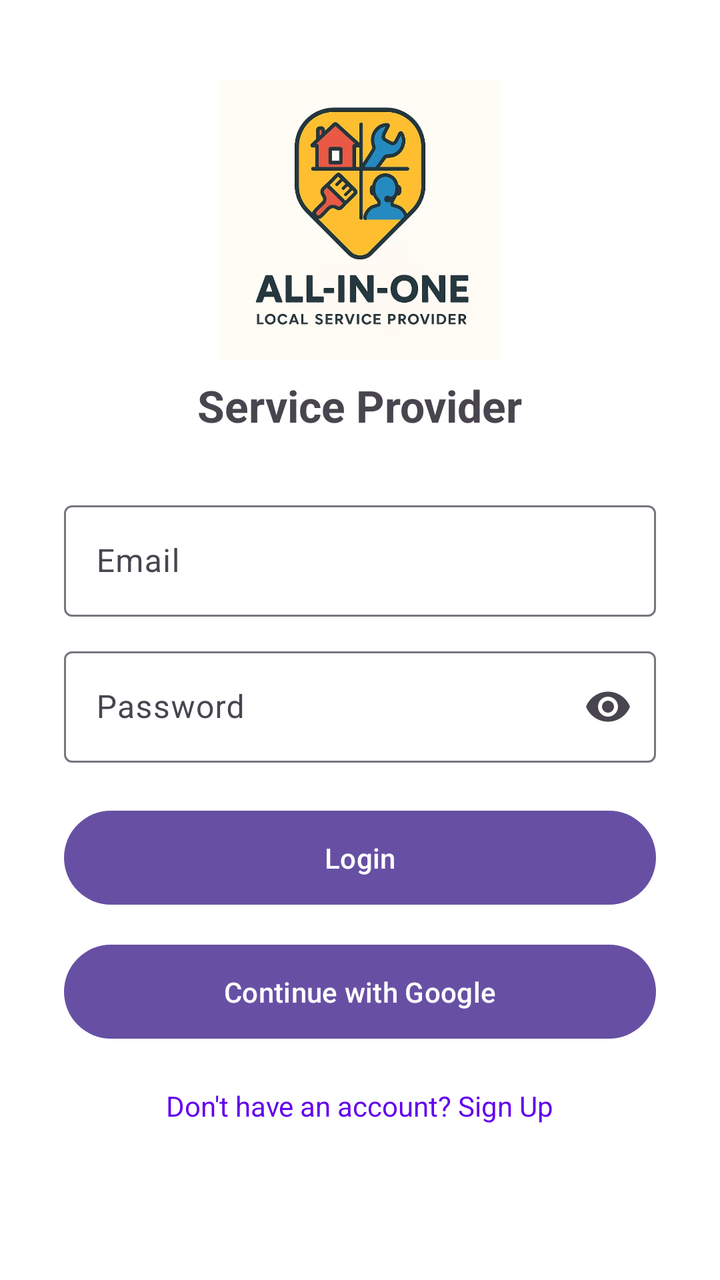
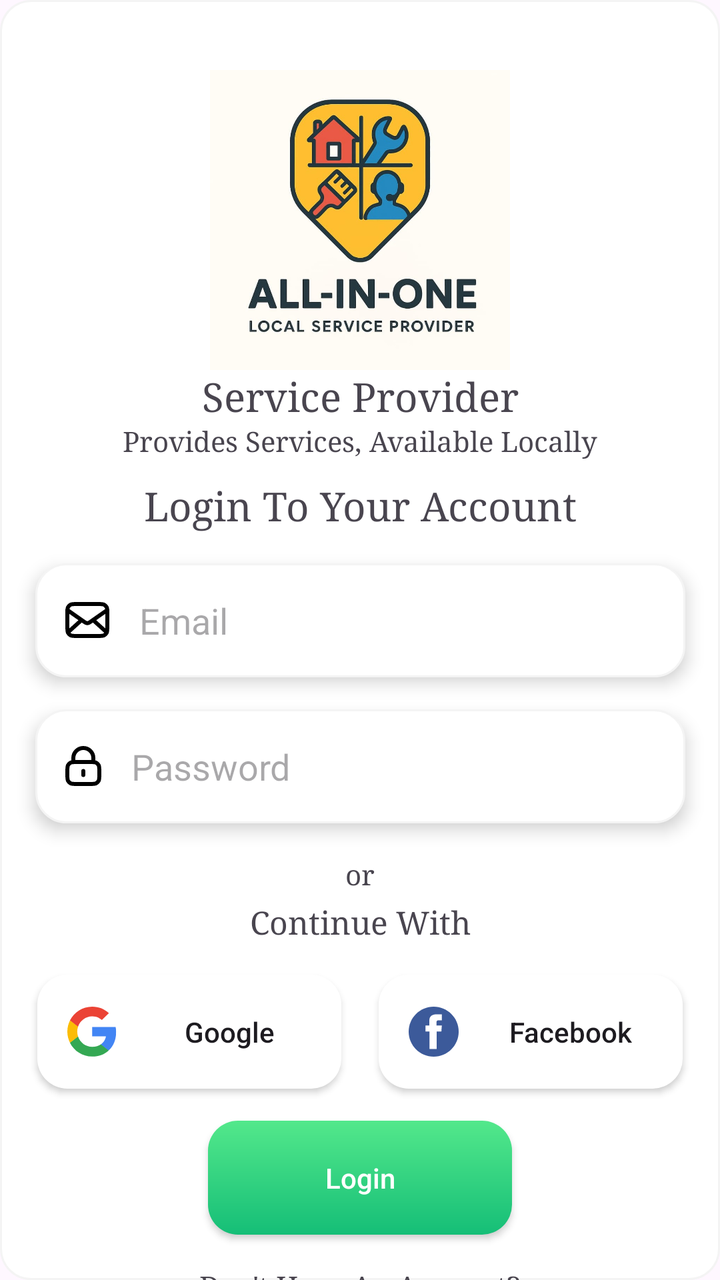

Compare the two renders of this Android layout. The source of the first and the diff that turns it into the second are given below.
<!-- AndroidManifest.xml: application theme Theme.ServiceProvider -->
<!-- res/layout/activity_login.xml -->
<?xml version="1.0" encoding="utf-8"?>
<androidx.constraintlayout.widget.ConstraintLayout
    xmlns:android="http://schemas.android.com/apk/res/android"
    xmlns:app="http://schemas.android.com/apk/res-auto"
    android:id="@+id/main"
    android:layout_width="match_parent"
    android:layout_height="match_parent"
    android:background="@color/white">

    <ImageView
        android:id="@+id/logo"
        android:layout_width="140dp"
        android:layout_height="140dp"
        android:layout_marginTop="40dp"
        android:src="@drawable/logo"
        app:layout_constraintTop_toTopOf="parent"
        app:layout_constraintStart_toStartOf="parent"
        app:layout_constraintEnd_toEndOf="parent"/>

    <TextView
        android:id="@+id/titleText"
        android:layout_width="wrap_content"
        android:layout_height="wrap_content"
        android:text="Service Provider"
        android:textSize="22sp"
        android:textStyle="bold"
        android:layout_marginTop="8dp"
        app:layout_constraintTop_toBottomOf="@id/logo"
        app:layout_constraintStart_toStartOf="parent"
        app:layout_constraintEnd_toEndOf="parent"/>

    
    <com.google.android.material.textfield.TextInputLayout
        android:id="@+id/emailLayout"
        android:layout_width="0dp"
        android:layout_height="wrap_content"
        android:layout_marginTop="30dp"
        android:layout_marginHorizontal="32dp"
        app:layout_constraintTop_toBottomOf="@id/titleText"
        app:layout_constraintStart_toStartOf="parent"
        app:layout_constraintEnd_toEndOf="parent">

        <com.google.android.material.textfield.TextInputEditText
            android:id="@+id/editTextTextEmailAddress2"
            android:layout_width="match_parent"
            android:layout_height="wrap_content"
            android:hint="Email"
            android:inputType="textEmailAddress"/>

    </com.google.android.material.textfield.TextInputLayout>

    
    <com.google.android.material.textfield.TextInputLayout
        android:id="@+id/passwordLayout"
        android:layout_width="0dp"
        android:layout_height="wrap_content"
        app:endIconMode="password_toggle"
        android:layout_marginTop="12dp"
        app:layout_constraintTop_toBottomOf="@id/emailLayout"
        app:layout_constraintStart_toStartOf="@id/emailLayout"
        app:layout_constraintEnd_toEndOf="@id/emailLayout">

        <com.google.android.material.textfield.TextInputEditText
            android:id="@+id/editTextTextPassword"
            android:layout_width="match_parent"
            android:layout_height="wrap_content"
            android:hint="Password"
            android:inputType="textPassword"/>

    </com.google.android.material.textfield.TextInputLayout>

    
    <com.google.android.material.button.MaterialButton
        android:id="@+id/loginbutton"
        android:layout_width="0dp"
        android:layout_height="55dp"
        android:text="Login"
        android:layout_marginTop="20dp"
        app:layout_constraintTop_toBottomOf="@id/passwordLayout"
        app:layout_constraintStart_toStartOf="@id/passwordLayout"
        app:layout_constraintEnd_toEndOf="@id/passwordLayout"/>

    
    <com.google.android.material.button.MaterialButton
        android:id="@+id/button2"
        android:layout_width="0dp"
        android:layout_height="55dp"
        android:text="Continue with Google"
        android:icon="@drawable/google"
        android:layout_marginTop="12dp"
        app:layout_constraintTop_toBottomOf="@id/loginbutton"
        app:layout_constraintStart_toStartOf="@id/loginbutton"
        app:layout_constraintEnd_toEndOf="@id/loginbutton"/>

    <ProgressBar
        android:id="@+id/progressBar"
        android:layout_width="40dp"
        android:layout_height="40dp"
        android:visibility="gone"
        android:layout_marginTop="16dp"
        app:layout_constraintTop_toBottomOf="@id/button2"
        app:layout_constraintStart_toStartOf="parent"
        app:layout_constraintEnd_toEndOf="parent"/>

    <TextView
        android:id="@+id/donthavebutton"
        android:layout_width="wrap_content"
        android:layout_height="wrap_content"
        android:text="Don't have an account? Sign Up"
        android:textColor="@color/purple_500"
        android:layout_marginTop="20dp"
        app:layout_constraintTop_toBottomOf="@id/progressBar"
        app:layout_constraintStart_toStartOf="parent"
        app:layout_constraintEnd_toEndOf="parent"/>

</androidx.constraintlayout.widget.ConstraintLayout>
<!-- resources referenced by this layout -->
<resources>
  <color name="purple_500">#6200EE</color>
  <color name="white">#FFFFFFFF</color>
  <style name="Theme.ServiceProvider" parent="Base.Theme.ServiceProvider" />
  <style name="Base.Theme.ServiceProvider" parent="Theme.Material3.DayNight.NoActionBar">
          
          
      </style>
  <!-- unchanged entries left out for length: 2 -->
</resources>

<!-- the commit's change to res/layout/activity_login.xml (unified diff, before → after) -->
@@ -1,116 +1,181 @@
 <?xml version="1.0" encoding="utf-8"?>
-<androidx.constraintlayout.widget.ConstraintLayout
-    xmlns:android="http://schemas.android.com/apk/res/android"
+<androidx.constraintlayout.widget.ConstraintLayout xmlns:android="http://schemas.android.com/apk/res/android"
     xmlns:app="http://schemas.android.com/apk/res-auto"
+    xmlns:tools="http://schemas.android.com/tools"
     android:id="@+id/main"
     android:layout_width="match_parent"
     android:layout_height="match_parent"
-    android:background="@color/white">
+    android:background="@drawable/edittextshape"
+    android:textAlignment="center"
+    tools:context=".LoginActivity">
 
     <ImageView
-        android:id="@+id/logo"
-        android:layout_width="140dp"
-        android:layout_height="140dp"
-        android:layout_marginTop="40dp"
-        android:src="@drawable/logo"
+        android:id="@+id/imageView"
+        android:layout_width="150dp"
+        android:layout_height="150dp"
+        android:layout_marginTop="35dp"
+        app:layout_constraintEnd_toEndOf="parent"
+        app:layout_constraintStart_toStartOf="parent"
         app:layout_constraintTop_toTopOf="parent"
-        app:layout_constraintStart_toStartOf="parent"
-        app:layout_constraintEnd_toEndOf="parent"/>
+        app:srcCompat="@drawable/logo" />
 
     <TextView
-        android:id="@+id/titleText"
+        android:id="@+id/textView6"
         android:layout_width="wrap_content"
         android:layout_height="wrap_content"
+        android:fontFamily="serif"
         android:text="Service Provider"
-        android:textSize="22sp"
-        android:textStyle="bold"
-        android:layout_marginTop="8dp"
-        app:layout_constraintTop_toBottomOf="@id/logo"
+        android:textSize="20dp"
+        app:layout_constraintEnd_toEndOf="@+id/imageView"
+        app:layout_constraintStart_toStartOf="@+id/imageView"
+        app:layout_constraintTop_toBottomOf="@+id/imageView" />
+
+    <TextView
+        android:id="@+id/textView7"
+        android:layout_width="wrap_content"
+        android:layout_height="wrap_content"
+        android:fontFamily="serif"
+        android:text="Provides Services, Available Locally"
+        app:layout_constraintEnd_toEndOf="@+id/textView6"
+        app:layout_constraintStart_toStartOf="@+id/textView6"
+        app:layout_constraintTop_toBottomOf="@+id/textView6" />
+
+    <TextView
+        android:id="@+id/textView8"
+        android:layout_width="wrap_content"
+        android:layout_height="wrap_content"
+        android:layout_marginTop="10dp"
+        android:fontFamily="serif"
+        android:text="Login To Your Account"
+        android:textSize="20dp"
+        app:layout_constraintEnd_toEndOf="@+id/textView7"
+        app:layout_constraintStart_toStartOf="@+id/textView7"
+        app:layout_constraintTop_toBottomOf="@+id/textView7" />
+
+    <EditText
+        android:id="@+id/editTextTextEmailAddress2"
+        android:layout_width="325dp"
+        android:layout_height="57dp"
+        android:layout_marginTop="16dp"
+        android:background="@drawable/edittextshape"
+        android:drawableLeft="@drawable/mail"
+        android:drawablePadding="15dp"
+        android:elevation="5dp"
+        android:ems="10"
+        android:hint="Email"
+        android:inputType="textEmailAddress"
+        android:paddingLeft="15dp"
+        app:layout_constraintEnd_toEndOf="@+id/textView8"
+        app:layout_constraintStart_toStartOf="@+id/textView8"
+        app:layout_constraintTop_toBottomOf="@+id/textView8" />
+
+    <EditText
+        android:id="@+id/editTextTextPassword"
+        android:layout_width="325dp"
+        android:layout_height="57dp"
+        android:layout_marginTop="16dp"
+        android:background="@drawable/edittextshape"
+        android:drawableLeft="@drawable/lock"
+        android:drawablePadding="15dp"
+        android:elevation="5dp"
+        android:ems="10"
+        android:hint="Password"
+        android:inputType="textPassword"
+        android:paddingLeft="15dp"
+        app:layout_constraintEnd_toEndOf="@+id/editTextTextEmailAddress2"
+        app:layout_constraintStart_toStartOf="@+id/editTextTextEmailAddress2"
+        app:layout_constraintTop_toBottomOf="@+id/editTextTextEmailAddress2" />
+
+    <TextView
+        android:id="@+id/textView9"
+        android:layout_width="wrap_content"
+        android:layout_height="wrap_content"
+        android:layout_marginTop="16dp"
+        android:fontFamily="serif"
+        android:text="or"
+        app:layout_constraintEnd_toEndOf="parent"
         app:layout_constraintStart_toStartOf="parent"
-        app:layout_constraintEnd_toEndOf="parent"/>
+        app:layout_constraintTop_toBottomOf="@+id/editTextTextPassword" />
 
-    
-    <com.google.android.material.textfield.TextInputLayout
-        android:id="@+id/emailLayout"
-        android:layout_width="0dp"
+    <TextView
+        android:id="@+id/textView10"
+        android:layout_width="wrap_content"
         android:layout_height="wrap_content"
-        android:layout_marginTop="30dp"
-        android:layout_marginHorizontal="32dp"
-        app:layout_constraintTop_toBottomOf="@id/titleText"
+        android:layout_marginTop="4dp"
+        android:fontFamily="serif"
+        android:text="Continue With"
+        android:textSize="16sp"
+        app:layout_constraintEnd_toEndOf="@+id/textView9"
+        app:layout_constraintStart_toStartOf="@+id/textView9"
+        app:layout_constraintTop_toBottomOf="@+id/textView9" />
+
+    <androidx.appcompat.widget.AppCompatButton
+        android:id="@+id/button2"
+        android:layout_width="152dp"
+        android:layout_height="57dp"
+        android:layout_marginTop="16dp"
+        android:background="@drawable/whitebutton"
+        android:drawableLeft="@drawable/google"
+        android:paddingLeft="15dp"
+        android:text="Google"
+        android:textAllCaps="false"
+        app:layout_constraintEnd_toStartOf="@+id/button5"
+        app:layout_constraintHorizontal_bias="0.5"
         app:layout_constraintStart_toStartOf="parent"
-        app:layout_constraintEnd_toEndOf="parent">
+        app:layout_constraintTop_toBottomOf="@+id/textView10" />
 
-        <com.google.android.material.textfield.TextInputEditText
-            android:id="@+id/editTextTextEmailAddress2"
-            android:layout_width="match_parent"
-            android:layout_height="wrap_content"
-            android:hint="Email"
-            android:inputType="textEmailAddress"/>
+    <androidx.appcompat.widget.AppCompatButton
+        android:id="@+id/button5"
+        android:layout_width="152dp"
+        android:layout_height="57dp"
+        android:layout_marginTop="16dp"
+        android:background="@drawable/whitebutton"
+        android:drawableLeft="@drawable/facebook"
+        android:paddingLeft="15dp"
+        android:text="Facebook"
+        android:textAllCaps="false"
+        app:layout_constraintEnd_toEndOf="parent"
+        app:layout_constraintHorizontal_bias="0.5"
+        app:layout_constraintStart_toEndOf="@+id/button2"
+        app:layout_constraintTop_toBottomOf="@+id/textView10" />
 
-    </com.google.android.material.textfield.TextInputLayout>
-
-    
-    <com.google.android.material.textfield.TextInputLayout
-        android:id="@+id/passwordLayout"
-        android:layout_width="0dp"
-        android:layout_height="wrap_content"
-        app:endIconMode="password_toggle"
-        android:layout_marginTop="12dp"
-        app:layout_constraintTop_toBottomOf="@id/emailLayout"
-        app:layout_constraintStart_toStartOf="@id/emailLayout"
-        app:layout_constraintEnd_toEndOf="@id/emailLayout">
-
-        <com.google.android.material.textfield.TextInputEditText
-            android:id="@+id/editTextTextPassword"
-            android:layout_width="match_parent"
-            android:layout_height="wrap_content"
-            android:hint="Password"
-            android:inputType="textPassword"/>
-
-    </com.google.android.material.textfield.TextInputLayout>
-
-    
-    <com.google.android.material.button.MaterialButton
+    <androidx.appcompat.widget.AppCompatButton
         android:id="@+id/loginbutton"
-        android:layout_width="0dp"
-        android:layout_height="55dp"
+        android:layout_width="152dp"
+        android:layout_height="57dp"
+        android:layout_marginTop="16dp"
+        android:background="@drawable/greenbuttongradient"
         android:text="Login"
-        android:layout_marginTop="20dp"
-        app:layout_constraintTop_toBottomOf="@id/passwordLayout"
-        app:layout_constraintStart_toStartOf="@id/passwordLayout"
-        app:layout_constraintEnd_toEndOf="@id/passwordLayout"/>
-
-    
-    <com.google.android.material.button.MaterialButton
-        android:id="@+id/button2"
-        android:layout_width="0dp"
-        android:layout_height="55dp"
-        android:text="Continue with Google"
-        android:icon="@drawable/google"
-        android:layout_marginTop="12dp"
-        app:layout_constraintTop_toBottomOf="@id/loginbutton"
-        app:layout_constraintStart_toStartOf="@id/loginbutton"
-        app:layout_constraintEnd_toEndOf="@id/loginbutton"/>
-
-    <ProgressBar
-        android:id="@+id/progressBar"
-        android:layout_width="40dp"
-        android:layout_height="40dp"
-        android:visibility="gone"
-        android:layout_marginTop="16dp"
-        app:layout_constraintTop_toBottomOf="@id/button2"
+        android:textAllCaps="false"
+        android:textColor="@color/white"
+        app:layout_constraintEnd_toEndOf="parent"
         app:layout_constraintStart_toStartOf="parent"
-        app:layout_constraintEnd_toEndOf="parent"/>
+        app:layout_constraintTop_toBottomOf="@+id/button2" />
 
     <TextView
         android:id="@+id/donthavebutton"
         android:layout_width="wrap_content"
         android:layout_height="wrap_content"
-        android:text="Don't have an account? Sign Up"
-        android:textColor="@color/purple_500"
-        android:layout_marginTop="20dp"
-        app:layout_constraintTop_toBottomOf="@id/progressBar"
+        android:layout_marginTop="16dp"
+        android:fontFamily="serif"
+        android:text="Don't Have An Account?"
+        app:layout_constraintEnd_toEndOf="@+id/loginbutton"
+        app:layout_constraintStart_toStartOf="@+id/loginbutton"
+        app:layout_constraintTop_toBottomOf="@+id/loginbutton" />
+
+    <TextView
+        android:id="@+id/textView12"
+        android:layout_width="wrap_content"
+        android:layout_height="wrap_content"
+        android:layout_marginBottom="32dp"
+        android:fontFamily="serif"
+        android:text="Designed  By \nSujal"
+        android:textAlignment="center"
+        android:textColor="@color/start"
+        android:textSize="16sp"
+        app:layout_constraintBottom_toBottomOf="parent"
+        app:layout_constraintEnd_toEndOf="parent"
         app:layout_constraintStart_toStartOf="parent"
-        app:layout_constraintEnd_toEndOf="parent"/>
+        app:layout_constraintTop_toBottomOf="@+id/donthavebutton" />
 
 </androidx.constraintlayout.widget.ConstraintLayout>
<!-- resource entries referenced after the edit -->
@@ -1,7 +1,71 @@
 <!-- resources referenced by this layout -->
 <resources>
-  <color name="purple_500">#6200EE</color>
+  <color name="start">#53E88B</color>
   <color name="white">#FFFFFFFF</color>
+  <!-- drawable edittextshape (drawable) -->
+  <?xml version="1.0" encoding="utf-8"?>
+  <shape xmlns:android="http://schemas.android.com/apk/res/android">
+  <solid android:color="@color/white"/>
+      <corners android:radius="15dp"/>
+      <stroke android:color="#f4f4f4" android:width="1dp"/>
+  </shape>
+  <!-- drawable facebook (drawable) -->
+  <vector xmlns:android="http://schemas.android.com/apk/res/android"
+      android:width="25dp"
+      android:height="25dp"
+      android:viewportWidth="25"
+      android:viewportHeight="25">
+    <group>
+      <clip-path
+          android:pathData="M0,0h25v25h-25z"/>
+      <path
+          android:pathData="M12.5,25C19.404,25 25,19.404 25,12.5C25,5.596 19.404,0 12.5,0C5.596,0 0,5.596 0,12.5C0,19.404 5.596,25 12.5,25Z"
+          android:fillColor="#3C5A9A"/>
+      <path
+          android:pathData="M16.564,3.837H13.795C12.152,3.837 10.324,4.528 10.324,6.91C10.332,7.74 10.324,8.535 10.324,9.429H8.423V12.455H10.383V21.163H13.984V12.397H16.361L16.577,9.421H13.922C13.922,9.421 13.928,8.097 13.922,7.713C13.922,6.771 14.902,6.825 14.961,6.825C15.427,6.825 16.333,6.827 16.566,6.825V3.837H16.564Z"
+          android:fillColor="#ffffff"/>
+    </group>
+  </vector>
+  <!-- drawable greenbuttongradient (drawable) -->
+  <?xml version="1.0" encoding="utf-8"?>
+  <shape xmlns:android="http://schemas.android.com/apk/res/android">
+  <gradient android:angle="-45" android:startColor="#53E88B" android:endColor="#15BE77"/>
+      <corners android:radius="15dp"/>
+  </shape>
+  <!-- drawable lock (drawable) -->
+  <vector xmlns:android="http://schemas.android.com/apk/res/android"
+      android:width="18dp"
+      android:height="20dp"
+      android:viewportWidth="18"
+      android:viewportHeight="20">
+    <path
+        android:pathData="M14,8V6C14,3.239 11.761,1 9,1C6.239,1 4,3.239 4,6V8M9,12.5V14.5M5.8,19H12.2C13.88,19 14.72,19 15.362,18.673C15.927,18.385 16.385,17.927 16.673,17.362C17,16.72 17,15.88 17,14.2V12.8C17,11.12 17,10.28 16.673,9.638C16.385,9.074 15.927,8.615 15.362,8.327C14.72,8 13.88,8 12.2,8H5.8C4.12,8 3.28,8 2.638,8.327C2.074,8.615 1.615,9.074 1.327,9.638C1,10.28 1,11.12 1,12.8V14.2C1,15.88 1,16.72 1.327,17.362C1.615,17.927 2.074,18.385 2.638,18.673C3.28,19 4.12,19 5.8,19Z"
+        android:strokeLineJoin="round"
+        android:strokeWidth="2"
+        android:fillColor="#00000000"
+        android:strokeColor="#000000"
+        android:strokeLineCap="round"/>
+  </vector>
+  <!-- drawable mail (drawable) -->
+  <vector xmlns:android="http://schemas.android.com/apk/res/android"
+      android:width="22dp"
+      android:height="18dp"
+      android:viewportWidth="22"
+      android:viewportHeight="18">
+    <path
+        android:pathData="M20.5,15L13.857,9M8.143,9L1.5,15M1,4L9.165,9.715C9.826,10.178 10.157,10.41 10.516,10.499C10.834,10.578 11.166,10.578 11.484,10.499C11.843,10.41 12.174,10.178 12.835,9.715L21,4M5.8,17H16.2C17.88,17 18.72,17 19.362,16.673C19.927,16.385 20.385,15.927 20.673,15.362C21,14.72 21,13.88 21,12.2V5.8C21,4.12 21,3.28 20.673,2.638C20.385,2.074 19.927,1.615 19.362,1.327C18.72,1 17.88,1 16.2,1H5.8C4.12,1 3.28,1 2.638,1.327C2.074,1.615 1.615,2.074 1.327,2.638C1,3.28 1,4.12 1,5.8V12.2C1,13.88 1,14.72 1.327,15.362C1.615,15.927 2.074,16.385 2.638,16.673C3.28,17 4.12,17 5.8,17Z"
+        android:strokeLineJoin="round"
+        android:strokeWidth="2"
+        android:fillColor="#00000000"
+        android:strokeColor="#000000"
+        android:strokeLineCap="round"/>
+  </vector>
+  <!-- drawable whitebutton (drawable) -->
+  <?xml version="1.0" encoding="utf-8"?>
+  <shape xmlns:android="http://schemas.android.com/apk/res/android">
+  <solid android:color="@color/white" />
+      <corners android:radius="15dp"/>
+  </shape>
   <style name="Theme.ServiceProvider" parent="Base.Theme.ServiceProvider" />
   <style name="Base.Theme.ServiceProvider" parent="Theme.Material3.DayNight.NoActionBar">
           
